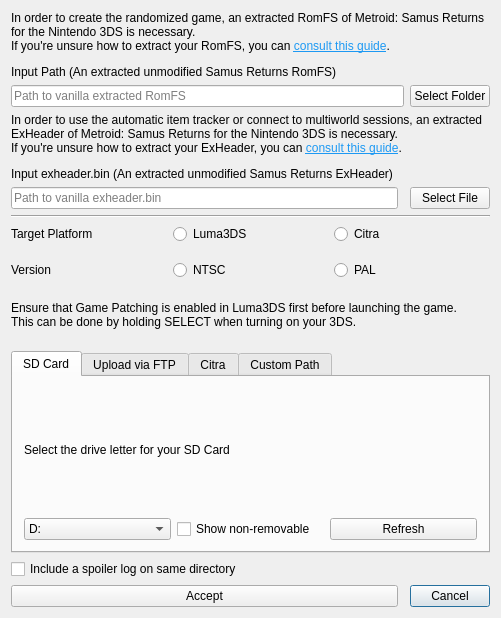
Above: randovania/games/samus_returns/gui/ui_files/msr_game_export_dialog.ui from randovania/randovania before the change. Below: the same form after it.
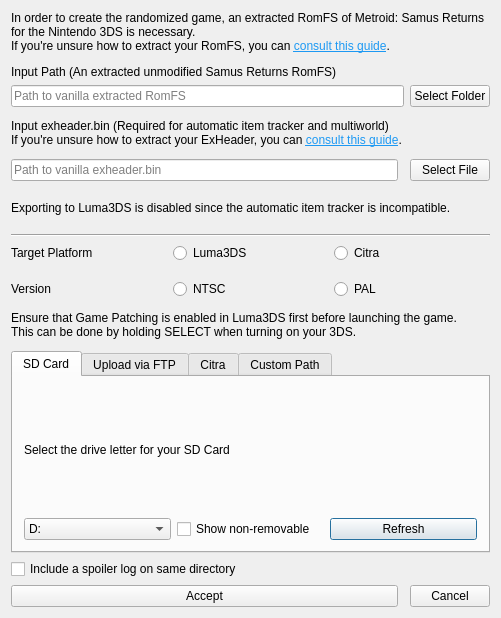
That is the form after the change.

Commit message: Address Review: UI Updates and Exporting

What changed in the file:
```diff
--- a/randovania/games/samus_returns/gui/ui_files/msr_game_export_dialog.ui
+++ b/randovania/games/samus_returns/gui/ui_files/msr_game_export_dialog.ui
@@ -14,44 +14,31 @@
    <string>Game Patching</string>
   </property>
   <layout class="QGridLayout" name="root_layout">
-   <item row="15" column="2">
-    <widget class="QPushButton" name="cancel_button">
-     <property name="text">
-      <string>Cancel</string>
+   <item row="4" column="0">
+    <widget class="QLineEdit" name="input_exheader_edit">
+     <property name="placeholderText">
+      <string>Path to vanilla exheader.bin</string>
      </property>
     </widget>
    </item>
-   <item row="0" column="0" colspan="3">
-    <widget class="QLabel" name="input_file_label">
-     <property name="maximumSize">
-      <size>
-       <width>16777215</width>
-       <height>16777215</height>
-      </size>
-     </property>
+   <item row="3" column="0" colspan="3">
+    <widget class="QLabel" name="input_exheader_label">
      <property name="text">
-      <string>&lt;html&gt;&lt;head/&gt;&lt;body&gt;&lt;p&gt;In order to create the randomized game, an extracted RomFS of Metroid: Samus Returns for the Nintendo 3DS is necessary.&lt;br/&gt;If you're unsure how to extract your RomFS, you can &lt;a href=&quot;https://randovania.org/guides/export-romfs-3ds&quot;&gt;&lt;span style=&quot; text-decoration: underline; color:#1d99f3;&quot;&gt;consult this guide&lt;/span&gt;&lt;/a&gt;.&lt;/p&gt;&lt;p&gt;Input Path (An extracted unmodified Samus Returns RomFS)&lt;/p&gt;&lt;/body&gt;&lt;/html&gt;</string>
+      <string>&lt;html&gt;&lt;head/&gt;&lt;body&gt;&lt;p&gt;Input exheader.bin (Required for automatic item tracker and multiworld)&lt;br/&gt;If you're unsure how to extract your ExHeader, you can &lt;a href=&quot;https://randovania.org/guides/export-exheader&quot;&gt;&lt;span style=&quot; text-decoration: underline; color:#1d99f3;&quot;&gt;consult this guide&lt;/span&gt;&lt;/a&gt;.&lt;/p&gt;&lt;/body&gt;&lt;/html&gt;</string>
      </property>
      <property name="wordWrap">
       <bool>true</bool>
      </property>
     </widget>
    </item>
-   <item row="14" column="0">
+   <item row="17" column="0">
     <widget class="QCheckBox" name="auto_save_spoiler_check">
      <property name="text">
       <string>Include a spoiler log on same directory</string>
      </property>
     </widget>
    </item>
-   <item row="1" column="0" colspan="2">
-    <widget class="QLineEdit" name="input_file_edit">
-     <property name="placeholderText">
-      <string>Path to vanilla extracted RomFS</string>
-     </property>
-    </widget>
-   </item>
-   <item row="11" column="0" rowspan="2" colspan="3">
+   <item row="14" column="0" rowspan="2" colspan="3">
     <widget class="QTabWidget" name="output_tab_widget">
      <property name="currentIndex">
       <number>0</number>
@@ -238,14 +225,61 @@
      </widget>
     </widget>
    </item>
-   <item row="4" column="0">
-    <widget class="QLineEdit" name="input_exheader_edit">
-     <property name="placeholderText">
-      <string>Path to vanilla exheader.bin</string>
+   <item row="11" column="0" colspan="3">
+    <layout class="QHBoxLayout" name="version_layout">
+     <item>
+      <widget class="QLabel" name="version_label">
+       <property name="text">
+        <string>Version</string>
+       </property>
+      </widget>
+     </item>
+     <item>
+      <widget class="QRadioButton" name="ntsc_radio">
+       <property name="text">
+        <string>NTSC</string>
+       </property>
+       <attribute name="buttonGroup">
+        <string notr="true">version_btn_group</string>
+       </attribute>
+      </widget>
+     </item>
+     <item>
+      <widget class="QRadioButton" name="pal_radio">
+       <property name="text">
+        <string>PAL</string>
+       </property>
+       <attribute name="buttonGroup">
+        <string notr="true">version_btn_group</string>
+       </attribute>
+      </widget>
+     </item>
+    </layout>
+   </item>
+   <item row="18" column="0">
+    <widget class="QPushButton" name="accept_button">
+     <property name="text">
+      <string>Accept</string>
      </property>
     </widget>
    </item>
-   <item row="9" column="0" colspan="3">
+   <item row="10" column="0">
+    <spacer name="verticalSpacer">
+     <property name="orientation">
+      <enum>Qt::Vertical</enum>
+     </property>
+     <property name="sizeType">
+      <enum>QSizePolicy::Fixed</enum>
+     </property>
+     <property name="sizeHint" stdset="0">
+      <size>
+       <width>20</width>
+       <height>10</height>
+      </size>
+     </property>
+    </spacer>
+   </item>
+   <item row="12" column="0" colspan="3">
     <widget class="QLabel" name="console_reminder_label">
      <property name="text">
       <string>&lt;html&gt;&lt;head/&gt;&lt;body&gt;&lt;p&gt;Ensure that Game Patching is enabled in Luma3DS first before launching the game.&lt;br/&gt;This can be done by holding SELECT when turning on your 3DS.&lt;/p&gt;&lt;/body&gt;&lt;/html&gt;</string>
@@ -255,7 +289,7 @@
      </property>
     </widget>
    </item>
-   <item row="6" column="0" colspan="3">
+   <item row="9" column="0" colspan="3">
     <layout class="QHBoxLayout" name="target_platform_layout">
      <property name="spacing">
       <number>6</number>
@@ -295,67 +329,6 @@
      </item>
     </layout>
    </item>
-   <item row="3" column="0" colspan="3">
-    <widget class="QLabel" name="input_exheader_label">
-     <property name="text">
-      <string>&lt;html&gt;&lt;head/&gt;&lt;body&gt;&lt;p&gt;In order to use the automatic item tracker or connect to multiworld sessions, an extracted ExHeader of Metroid: Samus Returns for the Nintendo 3DS is necessary.&lt;br/&gt;If you're unsure how to extract your ExHeader, you can &lt;a href=&quot;https://randovania.org/guides/export-exheader&quot;&gt;&lt;span style=&quot; text-decoration: underline; color:#1d99f3;&quot;&gt;consult this guide&lt;/span&gt;&lt;/a&gt;.&lt;/p&gt;&lt;p&gt;Input exheader.bin (An extracted unmodified Samus Returns ExHeader)&lt;/p&gt;&lt;/body&gt;&lt;/html&gt;</string>
-     </property>
-     <property name="wordWrap">
-      <bool>true</bool>
-     </property>
-    </widget>
-   </item>
-   <item row="15" column="0">
-    <widget class="QPushButton" name="accept_button">
-     <property name="text">
-      <string>Accept</string>
-     </property>
-    </widget>
-   </item>
-   <item row="8" column="0" colspan="3">
-    <layout class="QHBoxLayout" name="version_layout">
-     <item>
-      <widget class="QLabel" name="version_label">
-       <property name="text">
-        <string>Version</string>
-       </property>
-      </widget>
-     </item>
-     <item>
-      <widget class="QRadioButton" name="ntsc_radio">
-       <property name="text">
-        <string>NTSC</string>
-       </property>
-       <attribute name="buttonGroup">
-        <string notr="true">version_btn_group</string>
-       </attribute>
-      </widget>
-     </item>
-     <item>
-      <widget class="QRadioButton" name="pal_radio">
-       <property name="text">
-        <string>PAL</string>
-       </property>
-       <attribute name="buttonGroup">
-        <string notr="true">version_btn_group</string>
-       </attribute>
-      </widget>
-     </item>
-    </layout>
-   </item>
-   <item row="5" column="0" colspan="3">
-    <widget class="Line" name="line">
-     <property name="sizePolicy">
-      <sizepolicy hsizetype="Preferred" vsizetype="Fixed">
-       <horstretch>0</horstretch>
-       <verstretch>0</verstretch>
-      </sizepolicy>
-     </property>
-     <property name="orientation">
-      <enum>Qt::Horizontal</enum>
-     </property>
-    </widget>
-   </item>
    <item row="1" column="2">
     <widget class="QPushButton" name="input_file_button">
      <property name="maximumSize">
@@ -369,6 +342,20 @@
      </property>
     </widget>
    </item>
+   <item row="18" column="2">
+    <widget class="QPushButton" name="cancel_button">
+     <property name="text">
+      <string>Cancel</string>
+     </property>
+    </widget>
+   </item>
+   <item row="1" column="0" colspan="2">
+    <widget class="QLineEdit" name="input_file_edit">
+     <property name="placeholderText">
+      <string>Path to vanilla extracted RomFS</string>
+     </property>
+    </widget>
+   </item>
    <item row="4" column="2">
     <widget class="QPushButton" name="input_exheader_button">
      <property name="text">
@@ -376,21 +363,44 @@
      </property>
     </widget>
    </item>
-   <item row="7" column="0">
-    <spacer name="verticalSpacer">
-     <property name="orientation">
-      <enum>Qt::Vertical</enum>
-     </property>
-     <property name="sizeType">
-      <enum>QSizePolicy::Fixed</enum>
-     </property>
-     <property name="sizeHint" stdset="0">
+   <item row="0" column="0" colspan="3">
+    <widget class="QLabel" name="input_file_label">
+     <property name="maximumSize">
       <size>
-       <width>20</width>
-       <height>10</height>
+       <width>16777215</width>
+       <height>16777215</height>
       </size>
      </property>
-    </spacer>
+     <property name="text">
+      <string>&lt;html&gt;&lt;head/&gt;&lt;body&gt;&lt;p&gt;In order to create the randomized game, an extracted RomFS of Metroid: Samus Returns for the Nintendo 3DS is necessary.&lt;br/&gt;If you're unsure how to extract your RomFS, you can &lt;a href=&quot;https://randovania.org/guides/export-romfs-3ds&quot;&gt;&lt;span style=&quot; text-decoration: underline; color:#1d99f3;&quot;&gt;consult this guide&lt;/span&gt;&lt;/a&gt;.&lt;/p&gt;&lt;p&gt;Input Path (An extracted unmodified Samus Returns RomFS)&lt;/p&gt;&lt;/body&gt;&lt;/html&gt;</string>
+     </property>
+     <property name="wordWrap">
+      <bool>true</bool>
+     </property>
+    </widget>
+   </item>
+   <item row="6" column="0" colspan="3">
+    <widget class="Line" name="line">
+     <property name="sizePolicy">
+      <sizepolicy hsizetype="Preferred" vsizetype="Fixed">
+       <horstretch>0</horstretch>
+       <verstretch>0</verstretch>
+      </sizepolicy>
+     </property>
+     <property name="orientation">
+      <enum>Qt::Horizontal</enum>
+     </property>
+    </widget>
+   </item>
+   <item row="5" column="0" colspan="3">
+    <widget class="QLabel" name="input_exheader_warning_label">
+     <property name="text">
+      <string>Exporting to Luma3DS is disabled since the automatic item tracker is incompatible.</string>
+     </property>
+     <property name="wordWrap">
+      <bool>true</bool>
+     </property>
+    </widget>
    </item>
   </layout>
  </widget>
```
Left out of the diff: 2 changed lines with no effect on the pictures. The commit also changes 2 other files.
